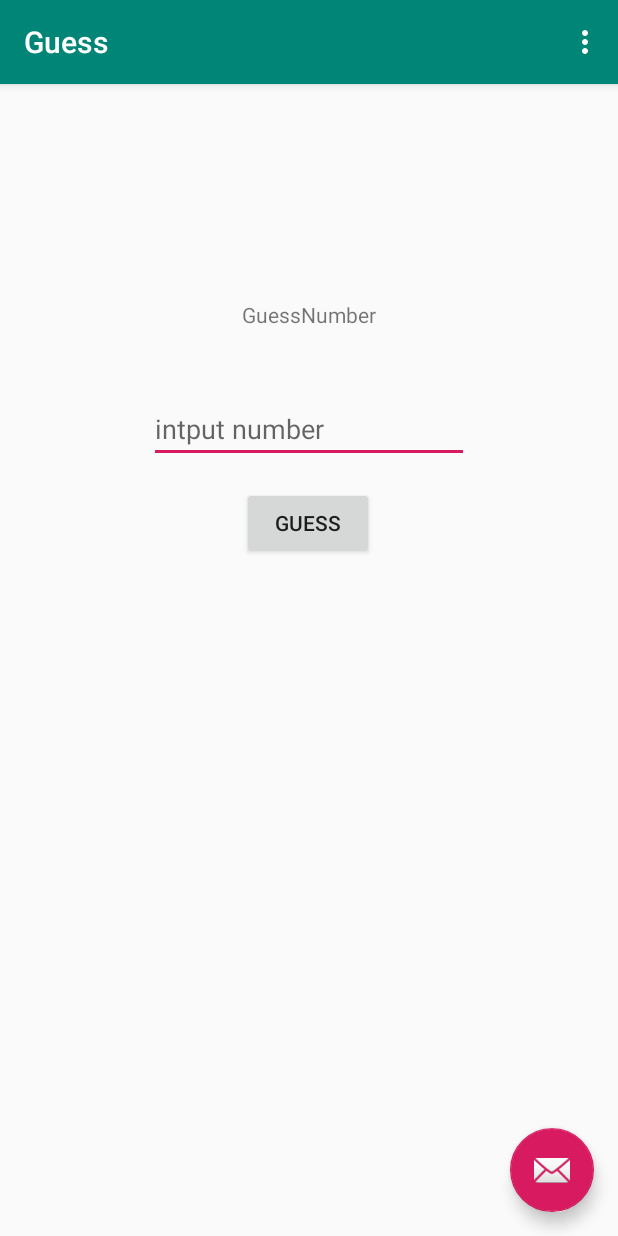
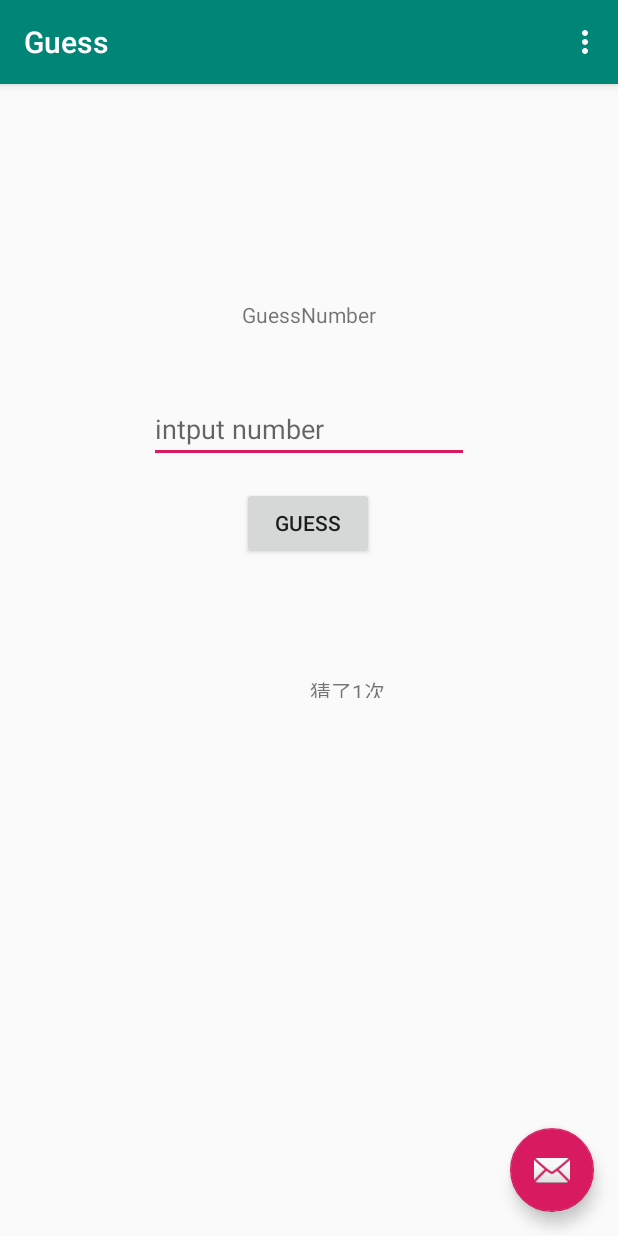
Before and after one commit to mina93612/Guess, an Android app: the screen it shows after launch (MainActivity), in the options menu, after a tap on "Settings", on a phone screen of 412 x 824 dp. Run offline under Robolectric (Android 15) with nearby library versions, the phone set to English and light mode, and no system bars.

```diff
--- a/app/src/main/res/layout/content_main.xml
+++ b/app/src/main/res/layout/content_main.xml
@@ -19,18 +19,19 @@
         app:layout_constraintTop_toTopOf="parent" />
 
     <Button
-        android:id="@+id/run"
+        android:id="@+id/buttom"
         android:layout_width="wrap_content"
         android:layout_height="wrap_content"
         android:layout_marginTop="16dp"
+        android:onClick="Guess"
         android:text="Guess"
         app:layout_constraintEnd_toEndOf="parent"
         app:layout_constraintHorizontal_bias="0.498"
         app:layout_constraintStart_toStartOf="parent"
-        app:layout_constraintTop_toBottomOf="@+id/inform" />
+        app:layout_constraintTop_toBottomOf="@+id/ed_num" />
 
     <EditText
-        android:id="@+id/inform"
+        android:id="@+id/ed_num"
         android:layout_width="wrap_content"
         android:layout_height="wrap_content"
         android:layout_marginTop="44dp"
@@ -41,4 +42,22 @@
         app:layout_constraintStart_toStartOf="@+id/textView"
         app:layout_constraintTop_toBottomOf="@+id/textView" />
 
+    <TextView
+        android:id="@+id/inform"
+        android:layout_width="wrap_content"
+        android:layout_height="wrap_content"
+        android:layout_marginTop="48dp"
+        android:textAppearance="@style/TextAppearance.AppCompat.Large"
+        app:layout_constraintEnd_toEndOf="@+id/buttom"
+        app:layout_constraintHorizontal_bias="0.517"
+        app:layout_constraintStart_toStartOf="@+id/buttom"
+        app:layout_constraintTop_toBottomOf="@+id/buttom" />
+
+    <TextView
+        android:id="@+id/times"
+        android:layout_width="0dp"
+        android:layout_height="15dp"
+        app:layout_constraintStart_toStartOf="@+id/inform"
+        app:layout_constraintTop_toBottomOf="@+id/inform" />
+
 </androidx.constraintlayout.widget.ConstraintLayout>
```
Also changed, not shown: app/src/main/java/com/mina/guess/MainActivity.java (+39 -16 lines).
